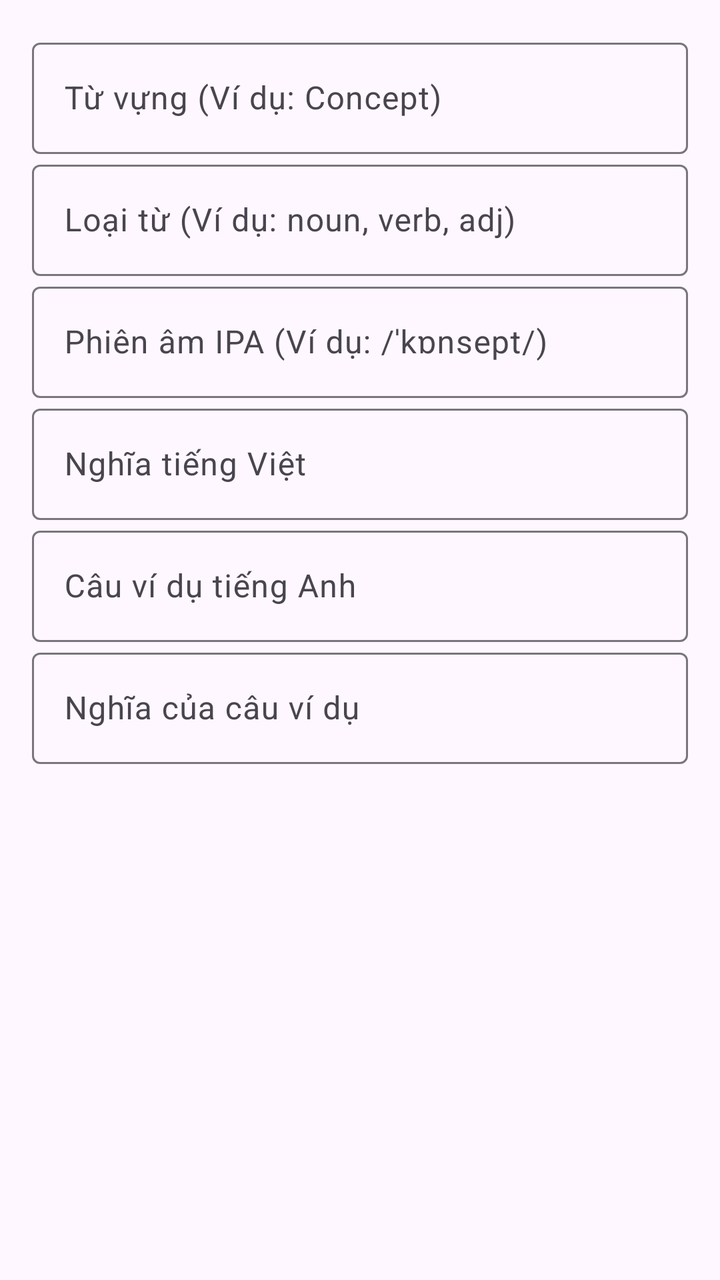
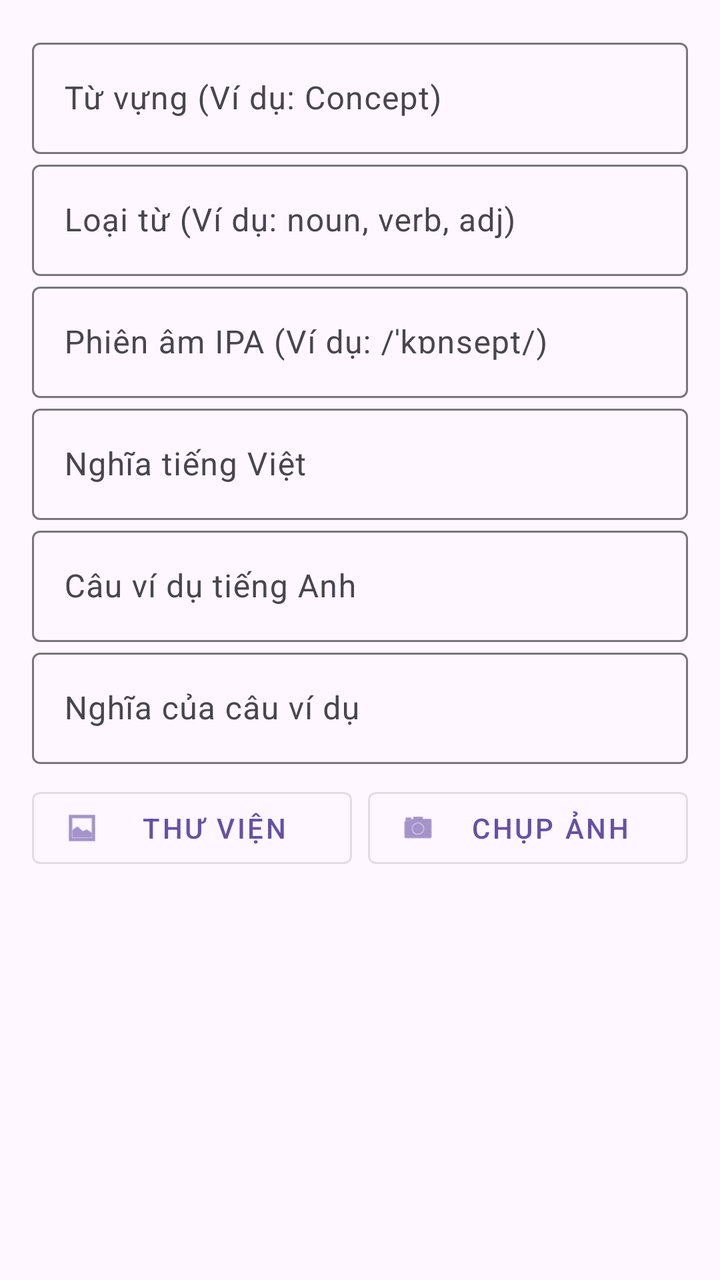

Screens rendered from an Android XML layout before and after an edit, with the pre-edit source and the edit as a unified diff.
<!-- AndroidManifest.xml: application theme Theme.SmartFlashcard -->
<!-- res/layout/dialog_add_flashcard.xml -->
<?xml version="1.0" encoding="utf-8"?>

<ScrollView xmlns:android="http://schemas.android.com/apk/res/android"
    xmlns:app="http://schemas.android.com/apk/res-auto"
    android:layout_width="match_parent"
    android:layout_height="wrap_content"
    android:padding="16dp">

    <LinearLayout
        android:layout_width="match_parent"
        android:layout_height="wrap_content"
        android:orientation="vertical">

        <com.google.android.material.textfield.TextInputLayout
            android:layout_width="match_parent"
            android:layout_height="wrap_content"
            android:hint="Từ vựng (Ví dụ: Concept)">
            <com.google.android.material.textfield.TextInputEditText
                android:id="@+id/etWord"
                android:layout_width="match_parent"
                android:layout_height="wrap_content"/>
        </com.google.android.material.textfield.TextInputLayout>

        <com.google.android.material.textfield.TextInputLayout
            android:layout_width="match_parent"
            android:layout_height="wrap_content"
            android:hint="Loại từ (Ví dụ: noun, verb, adj)">
            <com.google.android.material.textfield.TextInputEditText
                android:id="@+id/etWordType"
                android:layout_width="match_parent"
                android:layout_height="wrap_content"/>
        </com.google.android.material.textfield.TextInputLayout>

        <com.google.android.material.textfield.TextInputLayout
            android:layout_width="match_parent"
            android:layout_height="wrap_content"
            android:hint="Phiên âm IPA (Ví dụ: /ˈkɒnsept/)">
            <com.google.android.material.textfield.TextInputEditText
                android:id="@+id/etIpa"
                android:layout_width="match_parent"
                android:layout_height="wrap_content"/>
        </com.google.android.material.textfield.TextInputLayout>

        <com.google.android.material.textfield.TextInputLayout
            android:layout_width="match_parent"
            android:layout_height="wrap_content"
            android:hint="Nghĩa tiếng Việt">
            <com.google.android.material.textfield.TextInputEditText
                android:id="@+id/etMeaning"
                android:layout_width="match_parent"
                android:layout_height="wrap_content"/>
        </com.google.android.material.textfield.TextInputLayout>

        <com.google.android.material.textfield.TextInputLayout
            android:layout_width="match_parent"
            android:layout_height="wrap_content"
            android:hint="Câu ví dụ tiếng Anh">
            <com.google.android.material.textfield.TextInputEditText
                android:id="@+id/etExample"
                android:layout_width="match_parent"
                android:layout_height="wrap_content"/>
        </com.google.android.material.textfield.TextInputLayout>

        <com.google.android.material.textfield.TextInputLayout
            android:layout_width="match_parent"
            android:layout_height="wrap_content"
            android:hint="Nghĩa của câu ví dụ">
            <com.google.android.material.textfield.TextInputEditText
                android:id="@+id/etExampleMeaning"
                android:layout_width="match_parent"
                android:layout_height="wrap_content"/>
        </com.google.android.material.textfield.TextInputLayout>

    </LinearLayout>
</ScrollView>
<!-- resources referenced by this layout -->
<resources>
  <style name="Theme.SmartFlashcard" parent="Base.Theme.SmartFlashcard" />
  <style name="Base.Theme.SmartFlashcard" parent="Theme.Material3.DayNight.NoActionBar">
          
          
      </style>
</resources>

<!-- the commit's change to res/layout/dialog_add_flashcard.xml (unified diff, before → after) -->
@@ -71,5 +71,47 @@
                 android:layout_height="wrap_content"/>
         </com.google.android.material.textfield.TextInputLayout>
 
+        <ImageView
+            android:id="@+id/ivSelectedImage"
+            android:layout_width="match_parent"
+            android:layout_height="200dp"
+            android:layout_marginTop="8dp"
+            android:scaleType="centerCrop"
+            android:visibility="gone" />
+
+        <com.google.android.material.checkbox.MaterialCheckBox
+            android:id="@+id/cbAutoCrop"
+            android:layout_width="match_parent"
+            android:layout_height="wrap_content"
+            android:text="Cắt lấy vật thể đã khoanh vùng"
+            android:visibility="gone" />
+
+        <LinearLayout
+            android:layout_width="match_parent"
+            android:layout_height="wrap_content"
+            android:layout_marginTop="8dp"
+            android:orientation="horizontal">
+
+            <com.google.android.material.button.MaterialButton
+                android:id="@+id/btnPickImage"
+                style="@style/Widget.MaterialComponents.Button.OutlinedButton"
+                android:layout_width="0dp"
+                android:layout_height="wrap_content"
+                android:layout_weight="1"
+                android:layout_marginEnd="4dp"
+                android:text="Thư viện"
+                app:icon="@android:drawable/ic_menu_gallery" />
+
+            <com.google.android.material.button.MaterialButton
+                android:id="@+id/btnCaptureImage"
+                style="@style/Widget.MaterialComponents.Button.OutlinedButton"
+                android:layout_width="0dp"
+                android:layout_height="wrap_content"
+                android:layout_weight="1"
+                android:layout_marginStart="4dp"
+                android:text="Chụp ảnh"
+                app:icon="@android:drawable/ic_menu_camera" />
+        </LinearLayout>
+
     </LinearLayout>
 </ScrollView>
